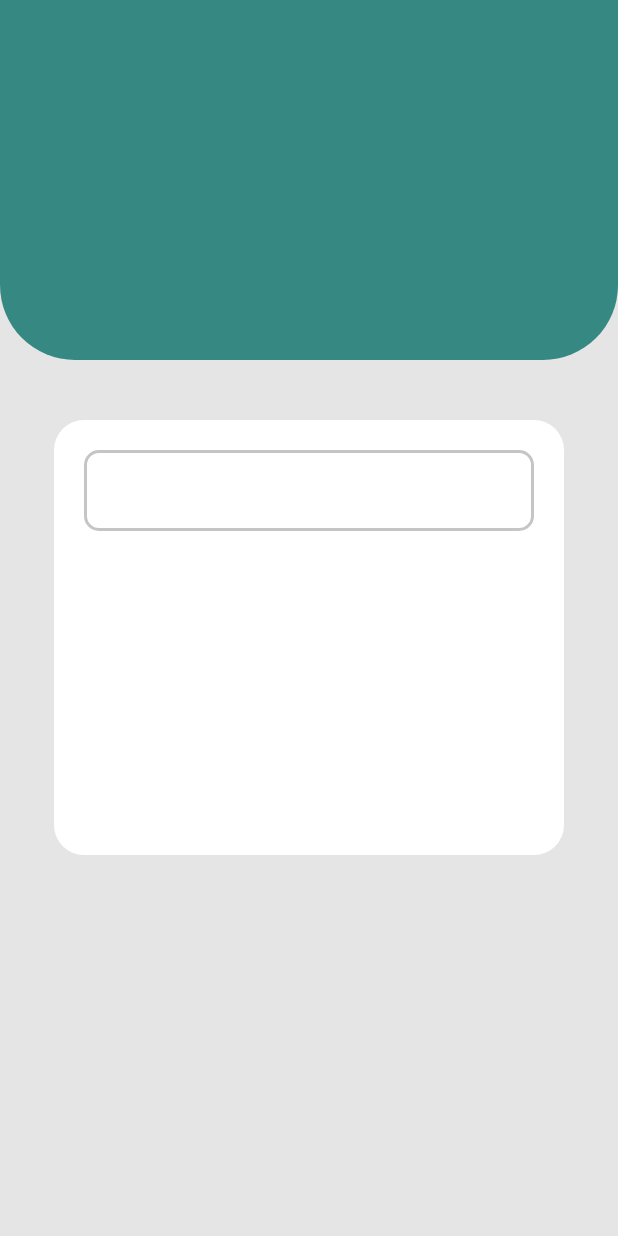
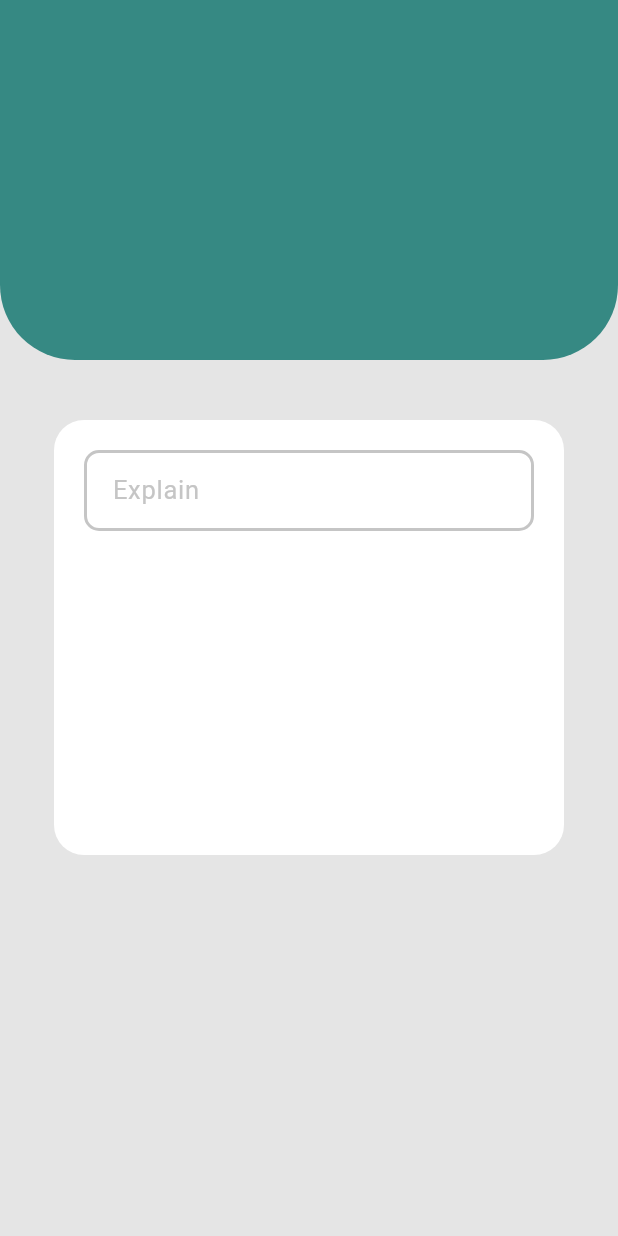
Before and after one commit to PPB-Flutter/UAS-FinanceApp, a Flutter app: the BottomNavigator screen opened by its route, after a tap on the "add" icon, on a phone screen of 412 x 824 dp. Run offline on Flutter 3.47's test engine with Material 3 defaults, Android fonts, the phone set to English and light mode, and no system bars; our stand-ins replace firebase_auth, firebase_core, go_router; accounts and stored records are empty.

Commit message:
lanjutan ui transaksi

```diff
--- a/lib/main.dart
+++ b/lib/main.dart
@@ -12,7 +12,6 @@ Future<void> main() async {
   );
   runApp(const MyApp());
 }
-
 
 class MyApp extends StatelessWidget {
   const MyApp({Key? key}) : super(key: key);
--- a/lib/pages/add.dart
+++ b/lib/pages/add.dart
@@ -75,7 +75,7 @@ class _AddState extends State<Add> {
                 child: Column(children: [
                   SizedBox(height: 20),
                   Input(
-                    label: "",
+                    label: "Explain",
                   )
                 ]),
               ))
--- a/lib/widgets/bottom_navigator.dart
+++ b/lib/widgets/bottom_navigator.dart
@@ -34,7 +34,7 @@ class _BottomState extends State<BottomNavigator> {
       body: setPage(widget.page),
       floatingActionButton: FloatingActionButton(
         onPressed: () {
-          // setState(() {});
+          setState(() {});
           context.push<bool>(Uri(path: '/add').toString());
         },
         child: Icon(Icons.add),
```
